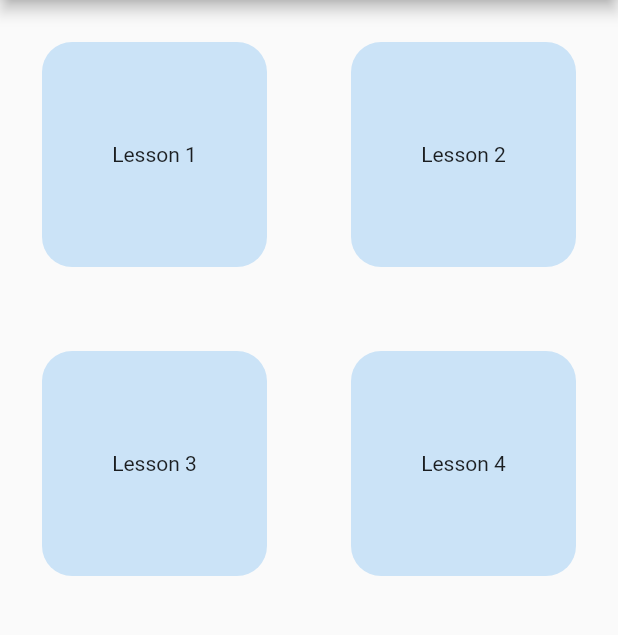
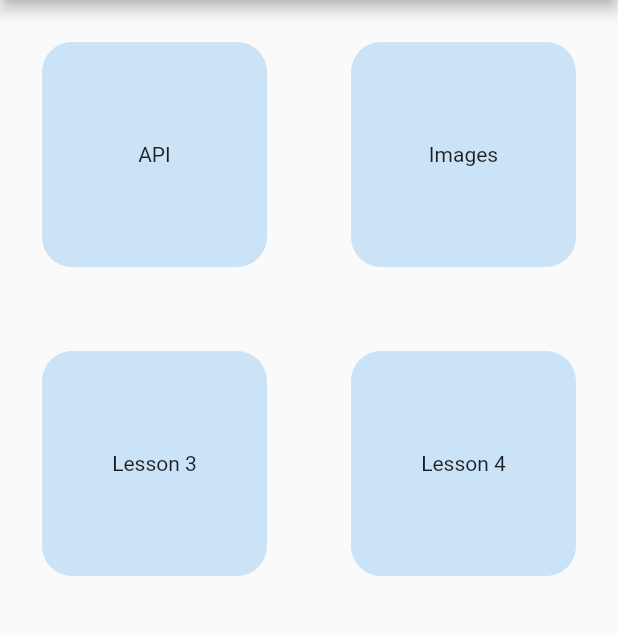
Before and after one commit to Karthikeyan-B-15/flutterDemo, a Flutter app: the screen it shows after launch, on a phone screen of 412 x 824 dp, the part 84-719 px from its top. Run offline on Flutter 3.47's test engine with Material 2 defaults, Android fonts, the phone set to English and light mode, and no system bars.

```diff
--- a/lib/widgets/homePage.dart
+++ b/lib/widgets/homePage.dart
@@ -10,8 +10,8 @@ class HomePage extends StatefulWidget {
 
 class _HomePageState extends State<HomePage> {
   List<String> lessons = [
-    'Lesson 1',
-    'Lesson 2',
+    'API',
+    'Images',
     'Lesson 3',
     'Lesson 4',
     'Lesson 5',
```
Also changed, not shown: lib/widgets/defaultPage.dart (+25 -14 lines), lib/widgets/gallery.dart (added, +21 -0 lines).
